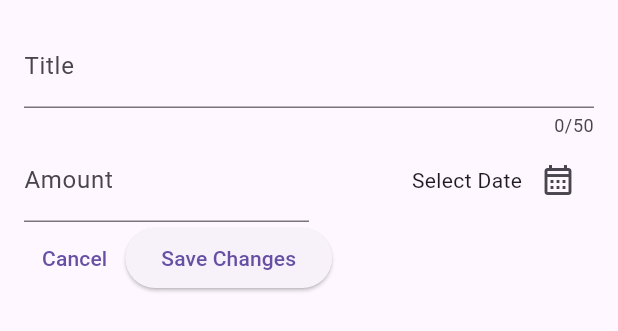
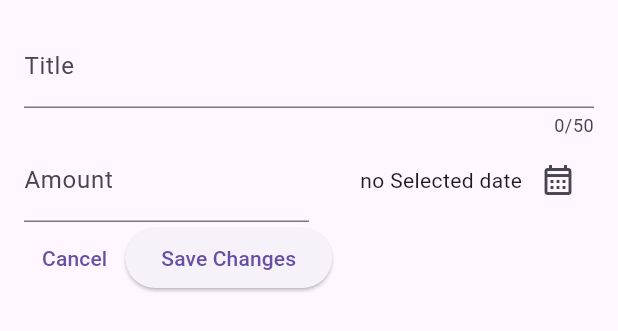
Before and after one commit to Sandeep1-dev/Expense_Tracker, a Flutter app: the NewExpense widget shown alone on an empty page, opened directly, on a phone screen of 412 x 824 dp. Shown: the top 331 px of the screen. Run offline on Flutter 3.47's test engine with Material 2 defaults, Android fonts, the phone set to English and light mode, and no system bars.

Commit message:
Date_Picker

```diff
--- a/lib/common_widget/new_expense.dart
+++ b/lib/common_widget/new_expense.dart
@@ -1,4 +1,7 @@
 import 'package:flutter/material.dart';
+import 'package:intl/intl.dart';
+
+final formatter = DateFormat.yMd();
 
 class NewExpense extends StatefulWidget {
   const NewExpense({super.key});
@@ -11,14 +14,19 @@ class _NewExpenseState extends State<NewExpense> {
   final _titleController = TextEditingController();
   final _amountController = TextEditingController();
 
-  void _presentDatePicker() {
+  DateTime? _selectedDate;
+
+  void _presentDatePicker() async {
     final now = DateTime.now();
     final firstdate = DateTime(now.year - 1, now.month, now.day);
-    showDatePicker(
+    final pickeddate = await showDatePicker(
         context: context,
         initialDate: now,
         firstDate: firstdate,
         lastDate: now);
+    setState(() {
+      _selectedDate = pickeddate;
+    });
   }
 
   @override
@@ -61,7 +69,9 @@ class _NewExpenseState extends State<NewExpense> {
                   mainAxisAlignment: MainAxisAlignment.end,
                   crossAxisAlignment: CrossAxisAlignment.center,
                   children: [
-                    const Text("Select Date"),
+                    Text(_selectedDate == null
+                        ? "no Selected date"
+                        : formatter.format(_selectedDate!)),
                     IconButton(
                       onPressed: _presentDatePicker,
                       icon: const Icon(Icons.calendar_month_outlined),
```
